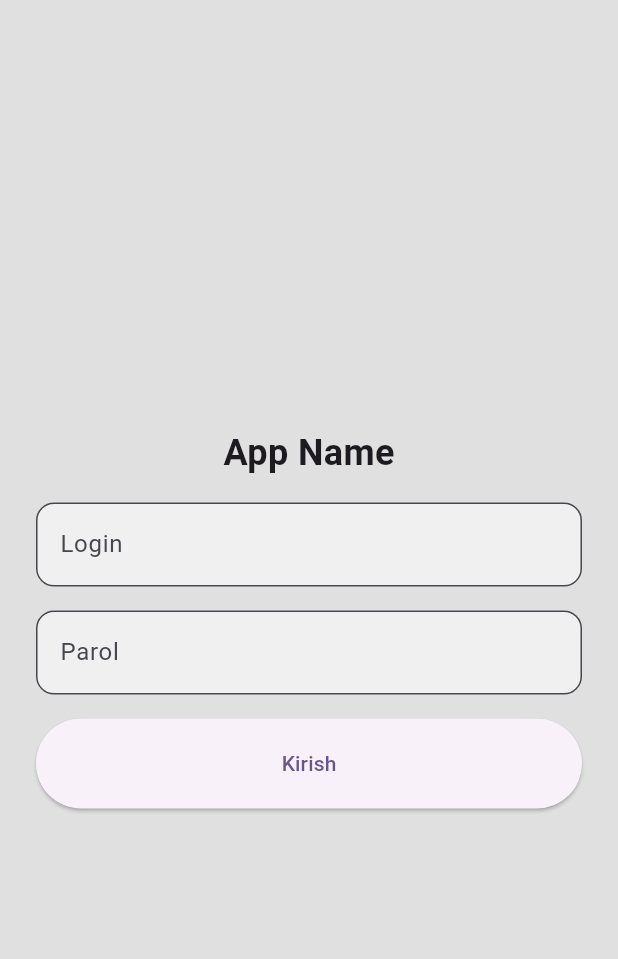
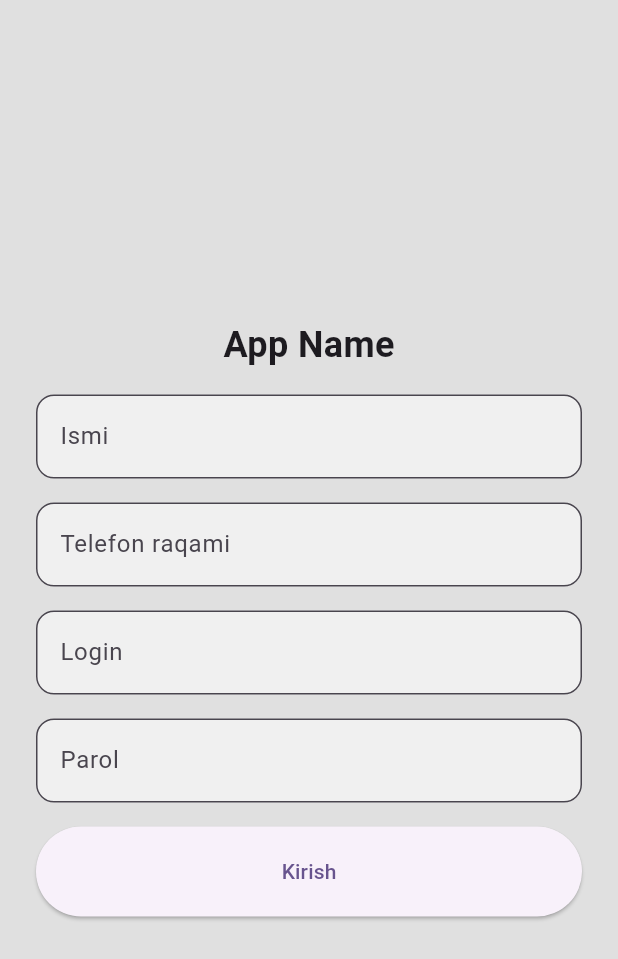
Before and after one commit to Inoyatovlee/flutter_telegram.bot, a Flutter app: the screen it shows after launch, after a tap on "Kirish", on a phone screen of 412 x 824 dp. Shown: the top 959 px of the screen. Run offline on Flutter 3.47's test engine with Material 3 defaults, Android fonts, the phone set to English and light mode, and no system bars; our stand-ins replace get, get_storage.

Commit message:
done: loginPage

```diff
--- a/lib/main.dart
+++ b/lib/main.dart
@@ -1,7 +1,10 @@
 import 'package:flutter/material.dart';
+import 'package:get/get.dart';
+import 'package:get_storage/get_storage.dart';
 import 'package:shopingapp_telegram_bot/pages/login_pages.dart';
 
-void main() {
+void main() async {
+  await GetStorage.init();
   runApp(const MyApp());
 }
 
@@ -10,7 +13,7 @@ class MyApp extends StatelessWidget {
 
   @override
   Widget build(BuildContext context) {
-    return MaterialApp(
+    return GetMaterialApp(
         title: 'Flutter Demo',
         theme: ThemeData(
           colorScheme: ColorScheme.fromSeed(seedColor: Colors.deepPurple),
--- a/lib/pages/login_pages.dart
+++ b/lib/pages/login_pages.dart
@@ -18,35 +18,53 @@ class _LoginPageState extends State<LoginPage> {
             padding: const EdgeInsets.all(24),
             child: Column(
               children: [
-                Spacer(),
-                Text("App Name",
+                const Spacer(),
+                const Text("App Name",
                     style:
                         TextStyle(fontSize: 24, fontWeight: FontWeight.w700)),
-                SizedBox(height: 16),
+                const SizedBox(height: 16),
+                TextField(
+                  decoration: InputDecoration(
+                      hintText: "Ismi",
+                      filled: true,
+                      fillColor: Colors.white.withOpacity(.5),
+                      border: const OutlineInputBorder(
+                          borderRadius: BorderRadius.all(Radius.circular(12)))),
+                ),
+                const SizedBox(height: 16),
+                TextField(
+                  decoration: InputDecoration(
+                      hintText: "Telefon raqami",
+                      filled: true,
+                      fillColor: Colors.white.withOpacity(.5),
+                      border: const OutlineInputBorder(
+                          borderRadius: BorderRadius.all(Radius.circular(12)))),
+                ),
+                const SizedBox(height: 16),
                 TextField(
                   decoration: InputDecoration(
                       hintText: "Login",
                       filled: true,
                       fillColor: Colors.white.withOpacity(.5),
-                      border: OutlineInputBorder(
+                      border: const OutlineInputBorder(
                           borderRadius: BorderRadius.all(Radius.circular(12)))),
                 ),
-                SizedBox(height: 16),
+                const SizedBox(height: 16),
                 TextField(
                   decoration: InputDecoration(
                       hintText: "Parol",
                       filled: true,
                       fillColor: Colors.white.withOpacity(.5),
-                      border: OutlineInputBorder(
+                      border: const OutlineInputBorder(
                           borderRadius: BorderRadius.all(Radius.circular(12)))),
                 ),
-                SizedBox(height: 16),
+                const SizedBox(height: 16),
                 SizedBox(
                     width: double.maxFinite,
                     height: 60,
                     child: ElevatedButton(
-                        onPressed: () {}, child: Text("Kirish"))),
-                Spacer(),
+                        onPressed: () {}, child: const Text("Kirish"))),
+                const Spacer(),
               ],
             ),
           ),
--- a/pubspec.yaml
+++ b/pubspec.yaml
@@ -35,6 +35,7 @@ dependencies:
   # The following adds the Cupertino Icons font to your application.
   # Use with the CupertinoIcons class for iOS style icons.
   cupertino_icons: ^1.0.6
+  get_storage: ^2.1.1
 
 dev_dependencies:
   flutter_test:
```
Also changed, not shown: lib/stores/login_controller.dart (added), pubspec.lock, 1 other file.
